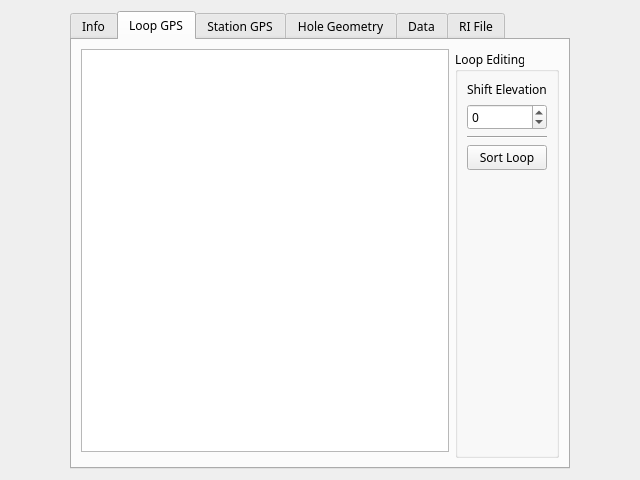
The window that src/qt_ui/pem_info_widget.ui (Eric-Meunier/Processor-Suite) describes before a commit, drawn with Qt 5.
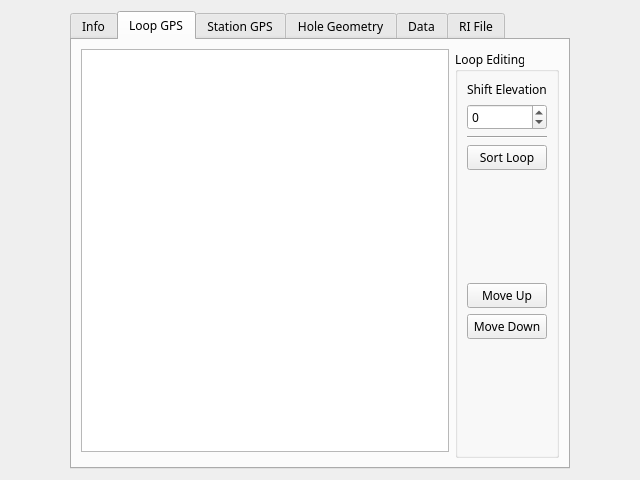
The same window after the commit. The open tabs and pages were chosen to show the change.

Commit message: Added moving loopGPSTable row up and down.

Patch:
```diff
--- a/src/qt_ui/pem_info_widget.ui
+++ b/src/qt_ui/pem_info_widget.ui
@@ -160,6 +160,33 @@
             </property>
            </spacer>
           </item>
+          <item>
+           <widget class="QPushButton" name="moveUpButton">
+            <property name="text">
+             <string>Move Up</string>
+            </property>
+           </widget>
+          </item>
+          <item>
+           <widget class="QPushButton" name="moveDownButton">
+            <property name="text">
+             <string>Move Down</string>
+            </property>
+           </widget>
+          </item>
+          <item>
+           <spacer name="verticalSpacer">
+            <property name="orientation">
+             <enum>Qt::Vertical</enum>
+            </property>
+            <property name="sizeHint" stdset="0">
+             <size>
+              <width>20</width>
+              <height>40</height>
+             </size>
+            </property>
+           </spacer>
+          </item>
          </layout>
         </widget>
        </item>
```
Left out of the diff: 2 changed lines with no effect on the pictures. The commit also changes 2 other files.
